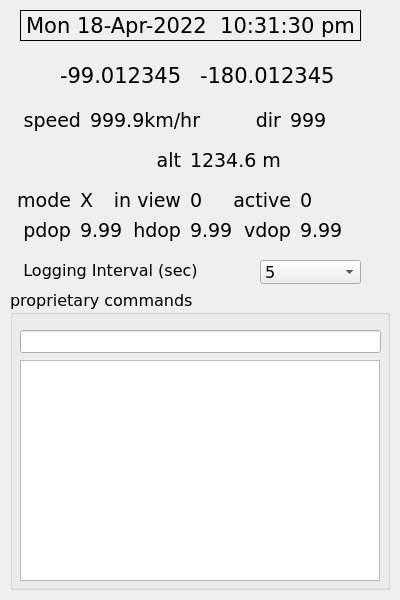
This is Qt/gps/BasicDisplay.ui in bradselb/examples as Qt 5 draws it before an edit. The edited form follows.
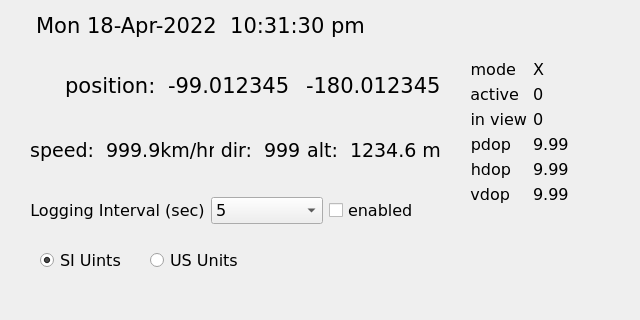
This is the edited form.

Diff of the .ui file:
```diff
--- a/Qt/gps/BasicDisplay.ui
+++ b/Qt/gps/BasicDisplay.ui
@@ -7,20 +7,20 @@
    <rect>
     <x>0</x>
     <y>0</y>
-    <width>400</width>
-    <height>600</height>
+    <width>640</width>
+    <height>320</height>
    </rect>
   </property>
   <property name="minimumSize">
    <size>
-    <width>400</width>
-    <height>250</height>
+    <width>640</width>
+    <height>320</height>
    </size>
   </property>
   <property name="maximumSize">
    <size>
-    <width>400</width>
-    <height>600</height>
+    <width>1024</width>
+    <height>768</height>
    </size>
   </property>
   <property name="font">
@@ -30,68 +30,12 @@
    </font>
   </property>
   <property name="windowTitle">
-   <string>GPS</string>
+   <string>Brad's GPS</string>
   </property>
-  <widget class="QLabel" name="latitude">
-   <property name="geometry">
-    <rect>
-     <x>60</x>
-     <y>60</y>
-     <width>131</width>
-     <height>31</height>
-    </rect>
-   </property>
-   <property name="text">
-    <string>-99.012345</string>
-   </property>
-   <property name="alignment">
-    <set>Qt::AlignLeading|Qt::AlignLeft|Qt::AlignVCenter</set>
-   </property>
-  </widget>
-  <widget class="QLabel" name="longitude">
-   <property name="geometry">
-    <rect>
-     <x>200</x>
-     <y>60</y>
-     <width>141</width>
-     <height>31</height>
-    </rect>
-   </property>
-   <property name="frameShape">
-    <enum>QFrame::NoFrame</enum>
-   </property>
-   <property name="text">
-    <string>-180.012345</string>
-   </property>
-   <property name="alignment">
-    <set>Qt::AlignLeading|Qt::AlignLeft|Qt::AlignVCenter</set>
-   </property>
-  </widget>
-  <widget class="QLabel" name="altitude">
-   <property name="geometry">
-    <rect>
-     <x>190</x>
-     <y>150</y>
-     <width>121</width>
-     <height>21</height>
-    </rect>
-   </property>
-   <property name="font">
-    <font>
-     <pointsize>14</pointsize>
-    </font>
-   </property>
-   <property name="text">
-    <string>1234.6 m</string>
-   </property>
-   <property name="alignment">
-    <set>Qt::AlignLeading|Qt::AlignLeft|Qt::AlignVCenter</set>
-   </property>
-  </widget>
   <widget class="QLabel" name="datetime">
    <property name="geometry">
     <rect>
-     <x>20</x>
+     <x>30</x>
      <y>10</y>
      <width>341</width>
      <height>31</height>
@@ -104,7 +48,7 @@
     </sizepolicy>
    </property>
    <property name="frameShape">
-    <enum>QFrame::Box</enum>
+    <enum>QFrame::NoFrame</enum>
    </property>
    <property name="text">
     <string>Mon 18-Apr-2022  10:31:30 pm</string>
@@ -113,123 +57,84 @@
     <set>Qt::AlignCenter</set>
    </property>
   </widget>
-  <widget class="QLabel" name="inuse">
+  <widget class="QGroupBox" name="groupBox">
    <property name="geometry">
     <rect>
-     <x>300</x>
-     <y>190</y>
-     <width>31</width>
-     <height>21</height>
+     <x>20</x>
+     <y>329</y>
+     <width>981</width>
+     <height>391</height>
     </rect>
    </property>
    <property name="font">
     <font>
-     <pointsize>14</pointsize>
+     <pointsize>12</pointsize>
     </font>
    </property>
-   <property name="text">
-    <string>0</string>
+   <property name="title">
+    <string>proprietary commands</string>
    </property>
-   <property name="alignment">
-    <set>Qt::AlignLeading|Qt::AlignLeft|Qt::AlignVCenter</set>
-   </property>
-  </widget>
-  <widget class="QLabel" name="label_1">
+   <widget class="QLineEdit" name="messageEdit">
    <property name="geometry">
     <rect>
-     <x>150</x>
-     <y>150</y>
-     <width>31</width>
-     <height>21</height>
+      <x>20</x>
+      <y>40</y>
+      <width>941</width>
+      <height>23</height>
     </rect>
    </property>
    <property name="font">
     <font>
-     <pointsize>14</pointsize>
-    </font>
-   </property>
-   <property name="text">
-    <string>alt</string>
-   </property>
-   <property name="alignment">
-    <set>Qt::AlignRight|Qt::AlignTrailing|Qt::AlignVCenter</set>
-   </property>
-  </widget>
-  <widget class="QLabel" name="label_2">
+      <pointsize>12</pointsize>
+     </font>
+    </property>
+    <property name="maxLength">
+     <number>64</number>
+    </property>
+   </widget>
+   <widget class="QTextEdit" name="replyEdit">
    <property name="geometry">
     <rect>
-     <x>230</x>
-     <y>190</y>
-     <width>61</width>
-     <height>21</height>
-    </rect>
-   </property>
-   <property name="font">
-    <font>
-     <pointsize>14</pointsize>
-    </font>
-   </property>
-   <property name="text">
-    <string>active</string>
-   </property>
-   <property name="alignment">
-    <set>Qt::AlignRight|Qt::AlignTrailing|Qt::AlignVCenter</set>
-   </property>
-  </widget>
-  <widget class="QLabel" name="inview">
-   <property name="geometry">
-    <rect>
-     <x>190</x>
-     <y>190</y>
-     <width>30</width>
-     <height>21</height>
-    </rect>
-   </property>
+      <x>20</x>
+      <y>70</y>
+      <width>941</width>
+      <height>311</height>
+     </rect>
+    </property>
+    <property name="sizePolicy">
+     <sizepolicy hsizetype="Fixed" vsizetype="Fixed">
+      <horstretch>0</horstretch>
+      <verstretch>0</verstretch>
+     </sizepolicy>
+    </property>
    <property name="font">
     <font>
-     <pointsize>14</pointsize>
-    </font>
-   </property>
-   <property name="text">
-    <string>0</string>
-   </property>
-   <property name="alignment">
-    <set>Qt::AlignLeading|Qt::AlignLeft|Qt::AlignVCenter</set>
-   </property>
-  </widget>
-  <widget class="QLabel" name="label_6">
+      <pointsize>12</pointsize>
+     </font>
+    </property>
+    <property name="acceptDrops">
+     <bool>false</bool>
+    </property>
+    <property name="readOnly">
+     <bool>true</bool>
+    </property>
+   </widget>
+  </widget>
+  <widget class="QWidget" name="formLayoutWidget">
    <property name="geometry">
     <rect>
-     <x>110</x>
-     <y>190</y>
-     <width>71</width>
-     <height>21</height>
+     <x>470</x>
+     <y>60</y>
+     <width>131</width>
+     <height>171</height>
     </rect>
    </property>
-   <property name="font">
-    <font>
-     <pointsize>14</pointsize>
-    </font>
-   </property>
-   <property name="text">
-    <string>in view</string>
-   </property>
-   <property name="alignment">
-    <set>Qt::AlignRight|Qt::AlignTrailing|Qt::AlignVCenter</set>
-   </property>
-  </widget>
+   <layout class="QFormLayout" name="formLayout">
+    <item row="0" column="0">
   <widget class="QLabel" name="label_9">
-   <property name="geometry">
-    <rect>
-     <x>10</x>
-     <y>190</y>
-     <width>61</width>
-     <height>21</height>
-    </rect>
-   </property>
    <property name="font">
     <font>
-     <pointsize>14</pointsize>
+        <pointsize>12</pointsize>
     </font>
    </property>
    <property name="text">
@@ -239,18 +144,12 @@
     <set>Qt::AlignRight|Qt::AlignTrailing|Qt::AlignVCenter</set>
    </property>
   </widget>
+    </item>
+    <item row="0" column="1">
   <widget class="QLabel" name="fixmode">
-   <property name="geometry">
-    <rect>
-     <x>80</x>
-     <y>190</y>
-     <width>20</width>
-     <height>21</height>
-    </rect>
-   </property>
    <property name="font">
     <font>
-     <pointsize>14</pointsize>
+        <pointsize>12</pointsize>
     </font>
    </property>
    <property name="text">
@@ -260,99 +159,12 @@
     <set>Qt::AlignLeading|Qt::AlignLeft|Qt::AlignVCenter</set>
    </property>
   </widget>
-  <widget class="QLabel" name="label_8">
-   <property name="geometry">
-    <rect>
-     <x>250</x>
-     <y>110</y>
-     <width>31</width>
-     <height>21</height>
-    </rect>
-   </property>
-   <property name="font">
-    <font>
-     <pointsize>14</pointsize>
-    </font>
-   </property>
-   <property name="text">
-    <string>dir</string>
-   </property>
-   <property name="alignment">
-    <set>Qt::AlignRight|Qt::AlignTrailing|Qt::AlignVCenter</set>
-   </property>
-  </widget>
-  <widget class="QLabel" name="label_5">
-   <property name="geometry">
-    <rect>
-     <x>20</x>
-     <y>110</y>
-     <width>61</width>
-     <height>21</height>
-    </rect>
-   </property>
-   <property name="font">
-    <font>
-     <pointsize>14</pointsize>
-    </font>
-   </property>
-   <property name="text">
-    <string>speed</string>
-   </property>
-   <property name="alignment">
-    <set>Qt::AlignRight|Qt::AlignTrailing|Qt::AlignVCenter</set>
-   </property>
-  </widget>
-  <widget class="QLabel" name="direction">
-   <property name="geometry">
-    <rect>
-     <x>290</x>
-     <y>110</y>
-     <width>41</width>
-     <height>21</height>
-    </rect>
-   </property>
-   <property name="font">
-    <font>
-     <pointsize>14</pointsize>
-    </font>
-   </property>
-   <property name="text">
-    <string>999</string>
-   </property>
-  </widget>
-  <widget class="QLabel" name="speed">
-   <property name="geometry">
-    <rect>
-     <x>90</x>
-     <y>110</y>
-     <width>131</width>
-     <height>21</height>
-    </rect>
-   </property>
-   <property name="font">
-    <font>
-     <pointsize>14</pointsize>
-    </font>
-   </property>
-   <property name="text">
-    <string>999.9km/hr</string>
-   </property>
-   <property name="alignment">
-    <set>Qt::AlignLeading|Qt::AlignLeft|Qt::AlignVCenter</set>
-   </property>
-  </widget>
+    </item>
+    <item row="4" column="0">
   <widget class="QLabel" name="label_3">
-   <property name="geometry">
-    <rect>
-     <x>20</x>
-     <y>220</y>
-     <width>51</width>
-     <height>21</height>
-    </rect>
-   </property>
    <property name="font">
     <font>
-     <pointsize>14</pointsize>
+        <pointsize>12</pointsize>
     </font>
    </property>
    <property name="text">
@@ -362,18 +174,12 @@
     <set>Qt::AlignRight|Qt::AlignTrailing|Qt::AlignVCenter</set>
    </property>
   </widget>
+    </item>
+    <item row="4" column="1">
   <widget class="QLabel" name="pdop">
-   <property name="geometry">
-    <rect>
-     <x>80</x>
-     <y>220</y>
-     <width>41</width>
-     <height>21</height>
-    </rect>
-   </property>
    <property name="font">
     <font>
-     <pointsize>14</pointsize>
+        <pointsize>12</pointsize>
     </font>
    </property>
    <property name="text">
@@ -383,18 +189,12 @@
     <set>Qt::AlignLeading|Qt::AlignLeft|Qt::AlignVCenter</set>
    </property>
   </widget>
+    </item>
+    <item row="5" column="0">
   <widget class="QLabel" name="label_4">
-   <property name="geometry">
-    <rect>
-     <x>130</x>
-     <y>220</y>
-     <width>51</width>
-     <height>21</height>
-    </rect>
-   </property>
    <property name="font">
     <font>
-     <pointsize>14</pointsize>
+        <pointsize>12</pointsize>
     </font>
    </property>
    <property name="text">
@@ -404,18 +204,12 @@
     <set>Qt::AlignRight|Qt::AlignTrailing|Qt::AlignVCenter</set>
    </property>
   </widget>
+    </item>
+    <item row="5" column="1">
   <widget class="QLabel" name="hdop">
-   <property name="geometry">
-    <rect>
-     <x>190</x>
-     <y>220</y>
-     <width>41</width>
-     <height>21</height>
-    </rect>
-   </property>
    <property name="font">
     <font>
-     <pointsize>14</pointsize>
+        <pointsize>12</pointsize>
     </font>
    </property>
    <property name="text">
@@ -425,18 +219,12 @@
     <set>Qt::AlignLeading|Qt::AlignLeft|Qt::AlignVCenter</set>
    </property>
   </widget>
+    </item>
+    <item row="6" column="0">
   <widget class="QLabel" name="label_7">
-   <property name="geometry">
-    <rect>
-     <x>240</x>
-     <y>220</y>
-     <width>51</width>
-     <height>21</height>
-    </rect>
-   </property>
    <property name="font">
     <font>
-     <pointsize>14</pointsize>
+        <pointsize>12</pointsize>
     </font>
    </property>
    <property name="text">
@@ -446,36 +234,96 @@
     <set>Qt::AlignRight|Qt::AlignTrailing|Qt::AlignVCenter</set>
    </property>
   </widget>
+    </item>
+    <item row="6" column="1">
   <widget class="QLabel" name="vdop">
+      <property name="font">
+       <font>
+        <pointsize>12</pointsize>
+       </font>
+      </property>
+      <property name="text">
+       <string>9.99</string>
+      </property>
+      <property name="alignment">
+       <set>Qt::AlignLeading|Qt::AlignLeft|Qt::AlignVCenter</set>
+      </property>
+     </widget>
+    </item>
+    <item row="3" column="0">
+     <widget class="QLabel" name="label_6">
+      <property name="font">
+       <font>
+        <pointsize>12</pointsize>
+       </font>
+      </property>
+      <property name="text">
+       <string>in view</string>
+      </property>
+      <property name="alignment">
+       <set>Qt::AlignRight|Qt::AlignTrailing|Qt::AlignVCenter</set>
+      </property>
+     </widget>
+    </item>
+    <item row="3" column="1">
+     <widget class="QLabel" name="inview">
+      <property name="font">
+       <font>
+        <pointsize>12</pointsize>
+       </font>
+      </property>
+      <property name="text">
+       <string>0</string>
+      </property>
+      <property name="alignment">
+       <set>Qt::AlignLeading|Qt::AlignLeft|Qt::AlignVCenter</set>
+      </property>
+     </widget>
+    </item>
+    <item row="1" column="0">
+     <widget class="QLabel" name="label_2">
+      <property name="font">
+       <font>
+        <pointsize>12</pointsize>
+       </font>
+      </property>
+      <property name="text">
+       <string>active</string>
+      </property>
+      <property name="alignment">
+       <set>Qt::AlignRight|Qt::AlignTrailing|Qt::AlignVCenter</set>
+      </property>
+     </widget>
+    </item>
+    <item row="1" column="1">
+     <widget class="QLabel" name="inuse">
+      <property name="font">
+       <font>
+        <pointsize>12</pointsize>
+       </font>
+      </property>
+      <property name="text">
+       <string>0</string>
+      </property>
+      <property name="alignment">
+       <set>Qt::AlignLeading|Qt::AlignLeft|Qt::AlignVCenter</set>
+      </property>
+     </widget>
+    </item>
+   </layout>
+  </widget>
+  <widget class="QWidget" name="horizontalLayoutWidget">
    <property name="geometry">
     <rect>
-     <x>300</x>
-     <y>220</y>
-     <width>41</width>
-     <height>21</height>
+     <x>30</x>
+     <y>190</y>
+     <width>411</width>
+     <height>41</height>
     </rect>
    </property>
-   <property name="font">
-    <font>
-     <pointsize>14</pointsize>
-    </font>
-   </property>
-   <property name="text">
-    <string>9.99</string>
-   </property>
-   <property name="alignment">
-    <set>Qt::AlignLeading|Qt::AlignLeft|Qt::AlignVCenter</set>
-   </property>
-  </widget>
+   <layout class="QHBoxLayout" name="horizontalLayout">
+    <item>
   <widget class="QLabel" name="label">
-   <property name="geometry">
-    <rect>
-     <x>20</x>
-     <y>260</y>
-     <width>181</width>
-     <height>20</height>
-    </rect>
-   </property>
    <property name="font">
     <font>
      <pointsize>12</pointsize>
@@ -488,15 +336,9 @@
     <set>Qt::AlignCenter</set>
    </property>
   </widget>
+    </item>
+    <item>
   <widget class="QComboBox" name="logIntervalComboBox">
-   <property name="geometry">
-    <rect>
-     <x>260</x>
-     <y>260</y>
-     <width>101</width>
-     <height>24</height>
-    </rect>
-   </property>
    <property name="font">
     <font>
      <pointsize>12</pointsize>
@@ -581,68 +423,208 @@
     </property>
    </item>
   </widget>
-  <widget class="QGroupBox" name="groupBox">
+    </item>
+    <item>
+     <widget class="QCheckBox" name="loggingEnabledCheckBox">
+      <property name="font">
+       <font>
+        <pointsize>12</pointsize>
+       </font>
+      </property>
+      <property name="text">
+       <string>enabled</string>
+      </property>
+     </widget>
+    </item>
+   </layout>
+  </widget>
+  <widget class="QWidget" name="horizontalLayoutWidget_2">
    <property name="geometry">
     <rect>
-     <x>10</x>
-     <y>290</y>
-     <width>380</width>
-     <height>300</height>
+     <x>30</x>
+     <y>60</y>
+     <width>411</width>
+     <height>51</height>
     </rect>
    </property>
+   <layout class="QHBoxLayout" name="horizontalLayout_2">
+    <item>
+     <widget class="QLabel" name="label_10">
    <property name="font">
     <font>
-     <pointsize>12</pointsize>
-    </font>
-   </property>
-   <property name="title">
-    <string>proprietary commands</string>
-   </property>
-   <widget class="QLineEdit" name="messageEdit">
+        <pointsize>16</pointsize>
+       </font>
+      </property>
+      <property name="text">
+       <string>position: </string>
+      </property>
+      <property name="alignment">
+       <set>Qt::AlignRight|Qt::AlignTrailing|Qt::AlignVCenter</set>
+      </property>
+     </widget>
+    </item>
+    <item>
+     <widget class="QLabel" name="latitude">
+      <property name="text">
+       <string>-99.012345</string>
+      </property>
+      <property name="alignment">
+       <set>Qt::AlignLeading|Qt::AlignLeft|Qt::AlignVCenter</set>
+      </property>
+     </widget>
+    </item>
+    <item>
+     <widget class="QLabel" name="longitude">
+      <property name="frameShape">
+       <enum>QFrame::NoFrame</enum>
+      </property>
+      <property name="text">
+       <string>-180.012345</string>
+      </property>
+      <property name="alignment">
+       <set>Qt::AlignLeading|Qt::AlignLeft|Qt::AlignVCenter</set>
+      </property>
+     </widget>
+    </item>
+   </layout>
+  </widget>
+  <widget class="QWidget" name="horizontalLayoutWidget_3">
     <property name="geometry">
      <rect>
-      <x>10</x>
-      <y>40</y>
-      <width>361</width>
-      <height>23</height>
-     </rect>
-    </property>
+     <x>30</x>
+     <y>130</y>
+     <width>411</width>
+     <height>41</height>
+    </rect>
+   </property>
+   <layout class="QHBoxLayout" name="horizontalLayout_3">
+    <item>
+     <widget class="QLabel" name="label_5">
     <property name="font">
      <font>
-      <pointsize>12</pointsize>
-     </font>
-    </property>
-    <property name="maxLength">
-     <number>64</number>
-    </property>
-   </widget>
-   <widget class="QTextEdit" name="replyEdit">
+        <pointsize>14</pointsize>
+       </font>
+      </property>
+      <property name="text">
+       <string>speed: </string>
+      </property>
+      <property name="alignment">
+       <set>Qt::AlignRight|Qt::AlignTrailing|Qt::AlignVCenter</set>
+      </property>
+     </widget>
+    </item>
+    <item>
+     <widget class="QLabel" name="speed">
+      <property name="font">
+       <font>
+        <pointsize>14</pointsize>
+       </font>
+      </property>
+      <property name="text">
+       <string>999.9km/hr</string>
+      </property>
+      <property name="alignment">
+       <set>Qt::AlignLeading|Qt::AlignLeft|Qt::AlignVCenter</set>
+      </property>
+     </widget>
+    </item>
+    <item>
+     <widget class="QLabel" name="label_8">
+      <property name="font">
+       <font>
+        <pointsize>14</pointsize>
+       </font>
+      </property>
+      <property name="text">
+       <string>dir: </string>
+      </property>
+      <property name="alignment">
+       <set>Qt::AlignRight|Qt::AlignTrailing|Qt::AlignVCenter</set>
+      </property>
+     </widget>
+    </item>
+    <item>
+     <widget class="QLabel" name="direction">
+      <property name="font">
+       <font>
+        <pointsize>14</pointsize>
+       </font>
+      </property>
+      <property name="text">
+       <string>999</string>
+      </property>
+     </widget>
+    </item>
+    <item>
+     <widget class="QLabel" name="label_1">
+      <property name="font">
+       <font>
+        <pointsize>14</pointsize>
+       </font>
+      </property>
+      <property name="text">
+       <string>alt: </string>
+      </property>
+      <property name="alignment">
+       <set>Qt::AlignRight|Qt::AlignTrailing|Qt::AlignVCenter</set>
+      </property>
+     </widget>
+    </item>
+    <item>
+     <widget class="QLabel" name="altitude">
+      <property name="font">
+       <font>
+        <pointsize>14</pointsize>
+       </font>
+      </property>
+      <property name="text">
+       <string>1234.6 m</string>
+      </property>
+      <property name="alignment">
+       <set>Qt::AlignLeading|Qt::AlignLeft|Qt::AlignVCenter</set>
+      </property>
+     </widget>
+    </item>
+   </layout>
+  </widget>
+  <widget class="QRadioButton" name="usUnitsButton">
     <property name="geometry">
      <rect>
-      <x>10</x>
-      <y>70</y>
-      <width>360</width>
-      <height>221</height>
-     </rect>
-    </property>
-    <property name="sizePolicy">
-     <sizepolicy hsizetype="Fixed" vsizetype="Fixed">
-      <horstretch>0</horstretch>
-      <verstretch>0</verstretch>
-     </sizepolicy>
-    </property>
+     <x>150</x>
+     <y>250</y>
+     <width>103</width>
+     <height>21</height>
+    </rect>
+   </property>
+   <property name="font">
+    <font>
+     <pointsize>12</pointsize>
+    </font>
+   </property>
+   <property name="text">
+    <string>US Units</string>
+   </property>
+  </widget>
+  <widget class="QRadioButton" name="siUnitsButton">
+   <property name="geometry">
+    <rect>
+     <x>40</x>
+     <y>250</y>
+     <width>103</width>
+     <height>21</height>
+    </rect>
+   </property>
     <property name="font">
      <font>
       <pointsize>12</pointsize>
      </font>
     </property>
-    <property name="acceptDrops">
-     <bool>false</bool>
-    </property>
-    <property name="readOnly">
+   <property name="text">
+    <string>SI Uints</string>
+   </property>
+   <property name="checked">
      <bool>true</bool>
     </property>
-   </widget>
   </widget>
  </widget>
  <resources/>
```
Lines whose indentation alone changed are shown as unchanged.
